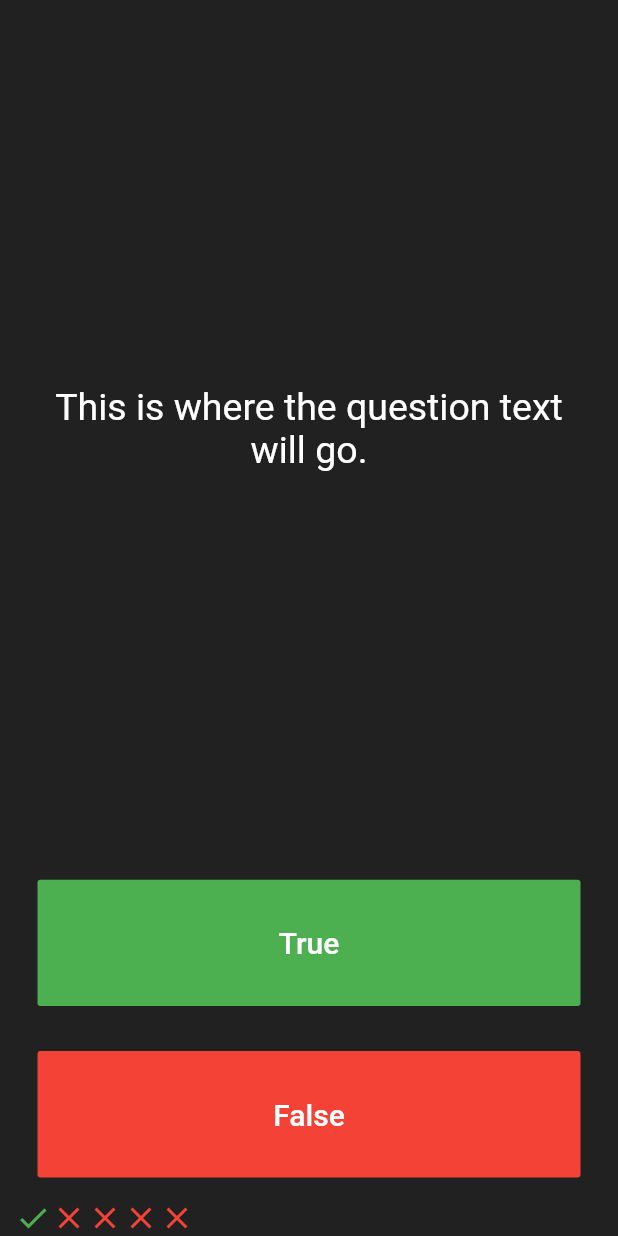
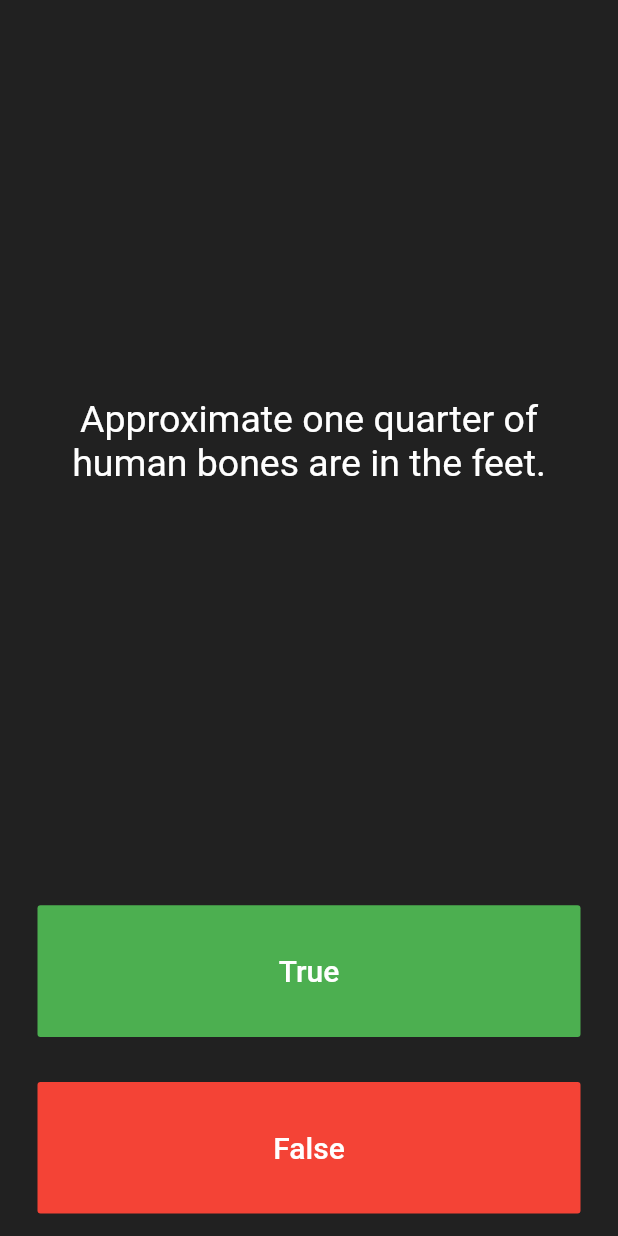
Before and after one commit to Harshul02/Quizzler, a Flutter app: the screen it shows after launch, on a phone screen of 412 x 824 dp. Run offline on Flutter 3.47's test engine with Material 2 defaults, Android fonts, the phone set to English and light mode, and no system bars.

Commit message:
Added New Class File

```diff
--- a/lib/main.dart
+++ b/lib/main.dart
@@ -1,4 +1,7 @@
 import 'package:flutter/material.dart';
+import 'quiz_brain.dart';
+
+QuizBrain quizBrain = QuizBrain();
 
 void main() => runApp(Quizzler());
 
@@ -27,28 +30,25 @@ class QuizPage extends StatefulWidget {
 
 class _QuizPageState extends State<QuizPage> {
 
-  List<Icon> scoreKeeper = [
-    Icon(
-      Icons.check,
-      color: Colors.green,
-    ),
-    Icon(
-      Icons.close,
-      color: Colors.red,
-    ),
-    Icon(
-      Icons.close,
-      color: Colors.red,
-    ),
-    Icon(
-      Icons.close,
-      color: Colors.red,
-    ),
-    Icon(
-      Icons.close,
-      color: Colors.red,
-    ),
-  ];
+  List<Icon> scoreKeeper = [];
+
+  // List<String> Questions = [
+  //   'Approximate one quarter of human bones are in the feet.',
+  //   'Human Blood is Red',
+  //   'Rohan lives in America'
+  // ];
+  //
+  int questionNumber = 0;
+  //
+  // List<bool> answers =[
+  //   true,
+  //   true,
+  //   false
+  // ];
+
+
+  //Question q1 = Question(q:)
+
   @override
   Widget build(BuildContext context) {
     return Column(
@@ -61,7 +61,7 @@ class _QuizPageState extends State<QuizPage> {
             padding: EdgeInsets.all(10.0),
             child: Center(
               child: Text(
-                'This is where the question text will go.',
+                quizBrain.questionBank[questionNumber].questionText,
                 textAlign: TextAlign.center,
                 style: TextStyle(
                   fontSize: 25.0,
@@ -86,7 +86,10 @@ class _QuizPageState extends State<QuizPage> {
               ),
               onPressed: () {
                 //The user picked true.
+                bool correctAnswer = quizBrain.questionBank[questionNumber].questionAnswer;
+
                 setState(() {
+                  questionNumber++;
                   scoreKeeper.add(
                     Icon(Icons.check, color: Colors.green,)
                 );
@@ -109,6 +112,13 @@ class _QuizPageState extends State<QuizPage> {
               ),
               onPressed: () {
                 //The user picked false.
+                bool correctAnswer = quizBrain.questionBank[questionNumber].questionAnswer;
+                setState(() {
+                  questionNumber++;
+                  scoreKeeper.add(
+                      Icon(Icons.close, color: Colors.red,)
+                  );
+                });
               },
             ),
           ),
--- /dev/null
+++ b/lib/question.dart
@@ -0,0 +1,9 @@
+class Question {
+  String questionText='';
+  bool questionAnswer=true;
+
+  Question(String q, bool a){
+    questionText=q;
+    questionAnswer=a;
+  }
+}
--- /dev/null
+++ b/lib/quiz_brain.dart
@@ -0,0 +1,20 @@
+import 'question.dart';
+
+class QuizBrain {
+  List<Question> questionBank = [
+    Question('Approximate one quarter of human bones are in the feet.',true),
+    Question('Human Blood is Red', true),
+    Question('Rohan lives in America', false),
+    Question('Some cats are actually allergic to humans', true),
+    Question(
+        'The loudest sound produced by any animal is 188 decibels. That animal is the African Elephant.',
+        false),
+    Question(
+        'The total surface area of two human lungs is approximately 70 square metres.',
+        true),
+    Question('Google was originally called \"Backrub\".', true),
+    Question(
+        'Chocolate affects a dog\'s heart and nervous system; a few ounces are enough to kill a small dog.',
+        true),
+  ];
+}
```
